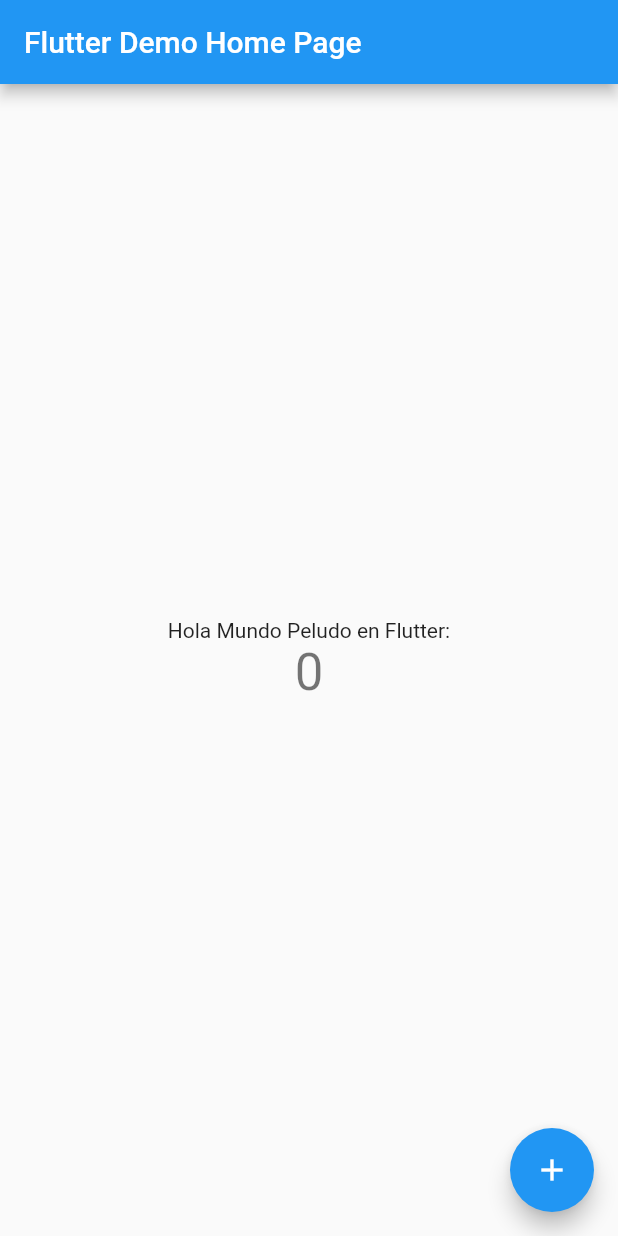
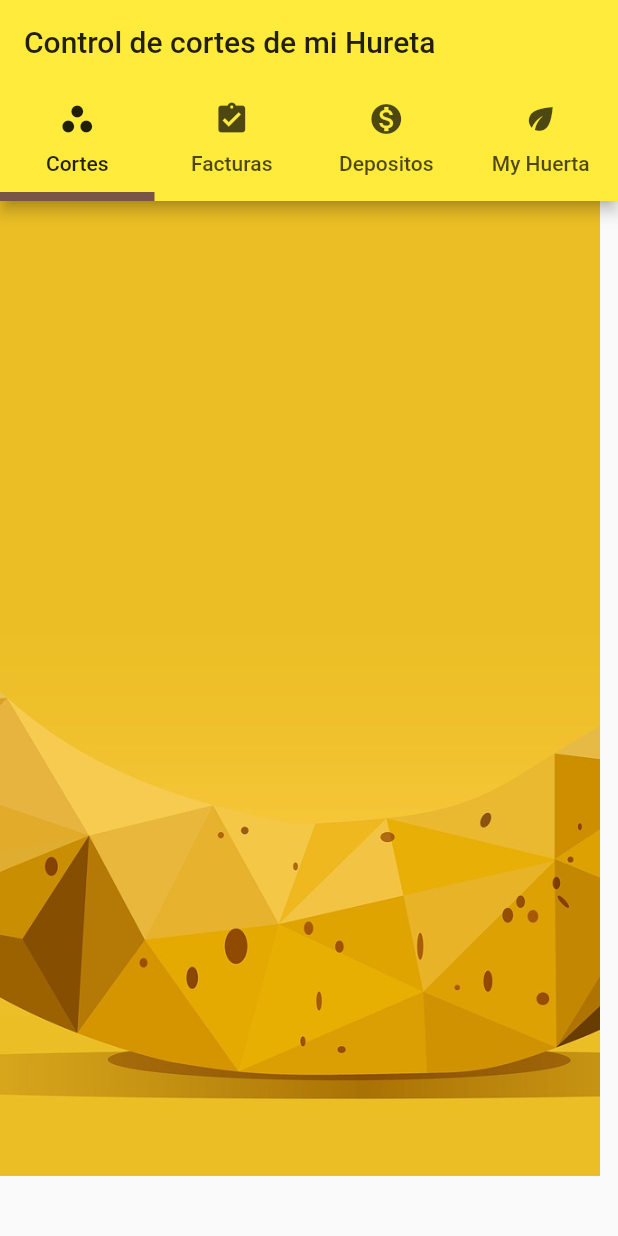
Before and after one commit to GARCIA1997/Pagos-Flutter, a Flutter app: the screen it shows after launch, on a phone screen of 412 x 824 dp. Run offline on Flutter 3.47's test engine with Material 2 defaults, Android fonts, the light colour scheme and no system bars.

Commit message:
Estructura de la ap[licacion genral
Signed-off-by: Alejandro Garcia Alvarez <garciaalvale@gmail.com>

```diff
--- a/lib/main.dart
+++ b/lib/main.dart
@@ -1,113 +1,57 @@
 import 'package:flutter/material.dart';
+import 'package:pagos/tabs/cortes.dart';
+import 'package:pagos/tabs/depositos.dart';
+import 'package:pagos/tabs/facturas.dart';
+import 'package:pagos/tabs/huerta.dart';
 
 void main() {
   runApp(MyApp());
 }
 
 class MyApp extends StatelessWidget {
-  // This widget is the root of your application.
   @override
   Widget build(BuildContext context) {
-    return MaterialApp(
-      title: 'Flutter Demo',
-      theme: ThemeData(
-        // This is the theme of your application.
-        //
-        // Try running your application with "flutter run". You'll see the
-        // application has a blue toolbar. Then, without quitting the app, try
-        // changing the primarySwatch below to Colors.green and then invoke
-        // "hot reload" (press "r" in the console where you ran "flutter run",
-        // or simply save your changes to "hot reload" in a Flutter IDE).
-        // Notice that the counter didn't reset back to zero; the application
-        // is not restarted.
-        primarySwatch: Colors.blue,
+    final TabController = new DefaultTabController(
+        length: 4, //numero de pestanas -icons
+        child: new Scaffold(
+          appBar: new AppBar(
+            title: new Text("Control de cortes de mi Hureta "),
+            bottom: new TabBar(
+                indicatorColor: Colors.brown,
+                indicatorWeight: 6.0,
+                tabs: <Widget>[
+                  new Tab(
+                    icon: new Icon(
+                        Icons.workspaces_filled), //local_shipping_sharp
+                    text: "Cortes",
+                  ),
+                  new Tab(
+                    icon: new Icon(Icons.assignment_turned_in),
+                    text: "Facturas",
+                  ),
+                  new Tab(
+                    icon: new Icon(Icons.monetization_on),
+                    text: "Depositos",
+                  ),
+                  new Tab(
+                    icon: new Icon(Icons.eco),
+                    text: "My Huerta",
+                  ),
+                ]),
+          ),
+          body: new TabBarView(children: <Widget>[
+            new CortesTabs(),
+            new FacturasTabs(),
+            new DepositosTabs(),
+            new HuertaTabs(),
+          ]),
+        ));
+    return new MaterialApp(
+      title: "Mi Huerta",
+      theme: new ThemeData(
+        primaryColor: Colors.yellow,
       ),
-      home: MyHomePage(title: 'Flutter Demo Home Page'),
+      home: TabController,
     );
   }
 }
-
-class MyHomePage extends StatefulWidget {
-  MyHomePage({Key key, this.title}) : super(key: key);
-
-  // This widget is the home page of your application. It is stateful, meaning
-  // that it has a State object (defined below) that contains fields that affect
-  // how it looks.
-
-  // This class is the configuration for the state. It holds the values (in this
-  // case the title) provided by the parent (in this case the App widget) and
-  // used by the build method of the State. Fields in a Widget subclass are
-  // always marked "final".
-
-  final String title;
-
-  @override
-  _MyHomePageState createState() => _MyHomePageState();
-}
-
-class _MyHomePageState extends State<MyHomePage> {
-  int _counter = 0;
-
-  void _incrementCounter() {
-    setState(() {
-      // This call to setState tells the Flutter framework that something has
-      // changed in this State, which causes it to rerun the build method below
-      // so that the display can reflect the updated values. If we changed
-      // _counter without calling setState(), then the build method would not be
-      // called again, and so nothing would appear to happen.
-      _counter++;
-    });
-  }
-
-  @override
-  Widget build(BuildContext context) {
-    // This method is rerun every time setState is called, for instance as done
-    // by the _incrementCounter method above.
-    //
-    // The Flutter framework has been optimized to make rerunning build methods
-    // fast, so that you can just rebuild anything that needs updating rather
-    // than having to individually change instances of widgets.
-    return Scaffold(
-      appBar: AppBar(
-        // Here we take the value from the MyHomePage object that was created by
-        // the App.build method, and use it to set our appbar title.
-        title: Text(widget.title),
-      ),
-      body: Center(
-        // Center is a layout widget. It takes a single child and positions it
-        // in the middle of the parent.
-        child: Column(
-          // Column is also a layout widget. It takes a list of children and
-          // arranges them vertically. By default, it sizes itself to fit its
-          // children horizontally, and tries to be as tall as its parent.
-          //
-          // Invoke "debug painting" (press "p" in the console, choose the
-          // "Toggle Debug Paint" action from the Flutter Inspector in Android
-          // Studio, or the "Toggle Debug Paint" command in Visual Studio Code)
-          // to see the wireframe for each widget.
-          //
-          // Column has various properties to control how it sizes itself and
-          // how it positions its children. Here we use mainAxisAlignment to
-          // center the children vertically; the main axis here is the vertical
-          // axis because Columns are vertical (the cross axis would be
-          // horizontal).
-          mainAxisAlignment: MainAxisAlignment.center,
-          children: <Widget>[
-            Text(
-              'Hola Mundo Peludo en Flutter:',
-            ),
-            Text(
-              '$_counter',
-              style: Theme.of(context).textTheme.headline4,
-            ),
-          ],
-        ),
-      ),
-      floatingActionButton: FloatingActionButton(
-        onPressed: _incrementCounter,
-        tooltip: 'Increment',
-        child: Icon(Icons.add),
-      ), // This trailing comma makes auto-formatting nicer for build methods.
-    );
-  }
-}
--- /dev/null
+++ b/lib/tabs/cortes.dart
@@ -0,0 +1,26 @@
+import 'package:flutter/material.dart';
+
+class CortesTabs extends StatelessWidget {
+  @override
+  Widget build(BuildContext context) {
+    return Scaffold(
+      body: new Stack(
+        children: <Widget>[
+          //Agregamos una imagen
+          new Container(
+            margin: const EdgeInsets.all(0.0), //margenes por lados,
+            width: 400.0, //ancho
+            height: 650.0, //alto
+            decoration: new BoxDecoration(
+              image: new DecorationImage(
+                image: new AssetImage("assets/images/banana-01.jpg"),
+                fit: BoxFit.cover,
+              ),
+            ),
+          ),
+          //Se agrega botton
+        ],
+      ),
+    );
+  }
+}
```
Also changed, not shown: lib/tabs/depositos.dart (added, +26 -0 lines), lib/tabs/facturas.dart (added, +26 -0 lines), lib/tabs/huerta.dart (added, +26 -0 lines), pubspec.yaml (+5 -3 lines), assets/images/banana-00.png (added), assets/images/banana-01.jpg (added), assets/images/banana-02.jpg (added), assets/images/banana-03.jpg (added).
